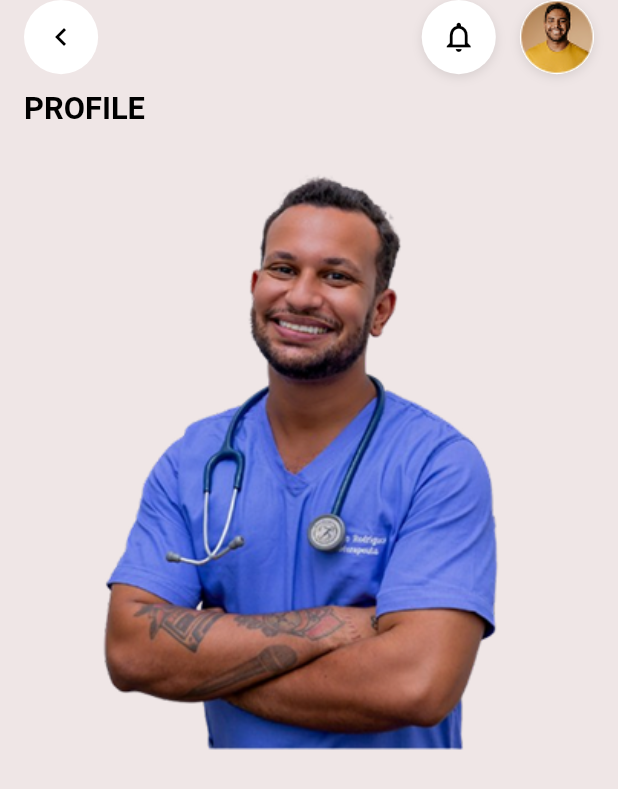
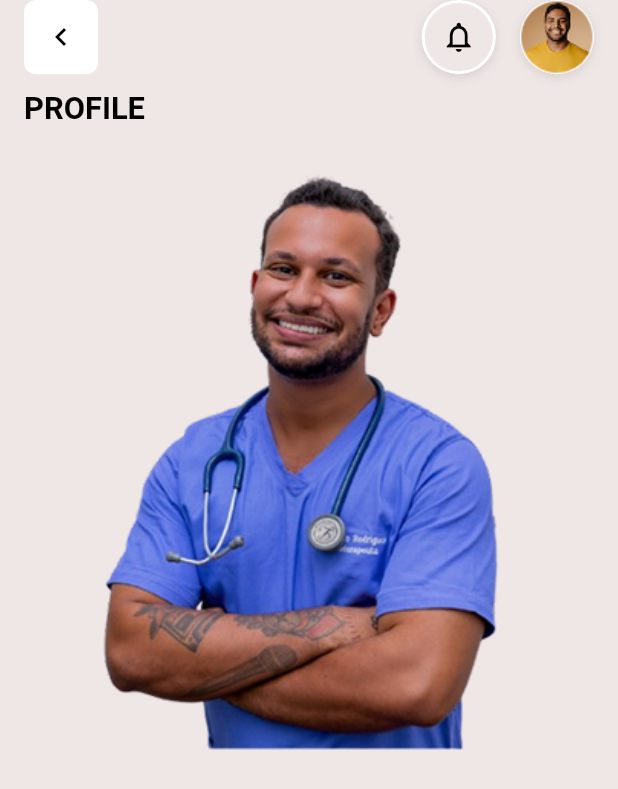
Before and after one commit to Alvin11David/GUARDIANS-OF-HEALTH-APP, a Flutter app: the screen it shows after launch, on a phone screen of 412 x 824 dp. Shown: the top 789 px of the screen. Run offline on Flutter 3.47's test engine with Material 3 defaults, Android fonts, the phone set to English and light mode, and no system bars; our stand-ins replace firebase_core; accounts and stored records are empty.

Commit message:
updates on fade

```diff
--- a/lib/user pages/dashboards/doctor_profile_screen.dart
+++ b/lib/user pages/dashboards/doctor_profile_screen.dart
@@ -21,7 +21,7 @@ class DoctorProfileScreen extends StatelessWidget {
                   margin: EdgeInsets.only(left: 16),
                   decoration: BoxDecoration(
                     color: Colors.white,
-                    borderRadius: BorderRadius.circular(iconSize / 2),
+                    borderRadius: BorderRadius.circular(8), // Smooth edges, not fully circular
                   ),
                   child: IconButton(
                     icon: Icon(Icons.chevron_left, color: Colors.black),
@@ -37,7 +37,8 @@ class DoctorProfileScreen extends StatelessWidget {
                       height: iconSize,
                       margin: EdgeInsets.only(right: 16),
                       decoration: BoxDecoration(
-                        color: Colors.white,
+                        color: Color(0xFFEFE6E6), // Same as background color
+                        border: Border.all(color: Colors.white, width: 2), // White outline
                         borderRadius: BorderRadius.circular(iconSize / 2),
                         boxShadow: [
                           BoxShadow(
@@ -85,13 +86,13 @@ class DoctorProfileScreen extends StatelessWidget {
                 style: TextStyle(
                   fontSize: textSize,
                   fontWeight: FontWeight.bold,
-                  color: Colors.black,
+                  color: Colors.black, // Bold black
                   letterSpacing: 0.0,
                 ),
               ),
             ),
             Padding(
-              padding: EdgeInsets.only(top: 2, left: MediaQuery.of(context).size.width * 0.1, right: MediaQuery.of(context).size.width * 0.1), // Further reduced top padding
+              padding: EdgeInsets.only(top: 2, left: MediaQuery.of(context).size.width * 0.1, right: MediaQuery.of(context).size.width * 0.1),
               child: ClipRRect(
                 borderRadius: BorderRadius.circular(8),
                 child: Image.asset(
```
